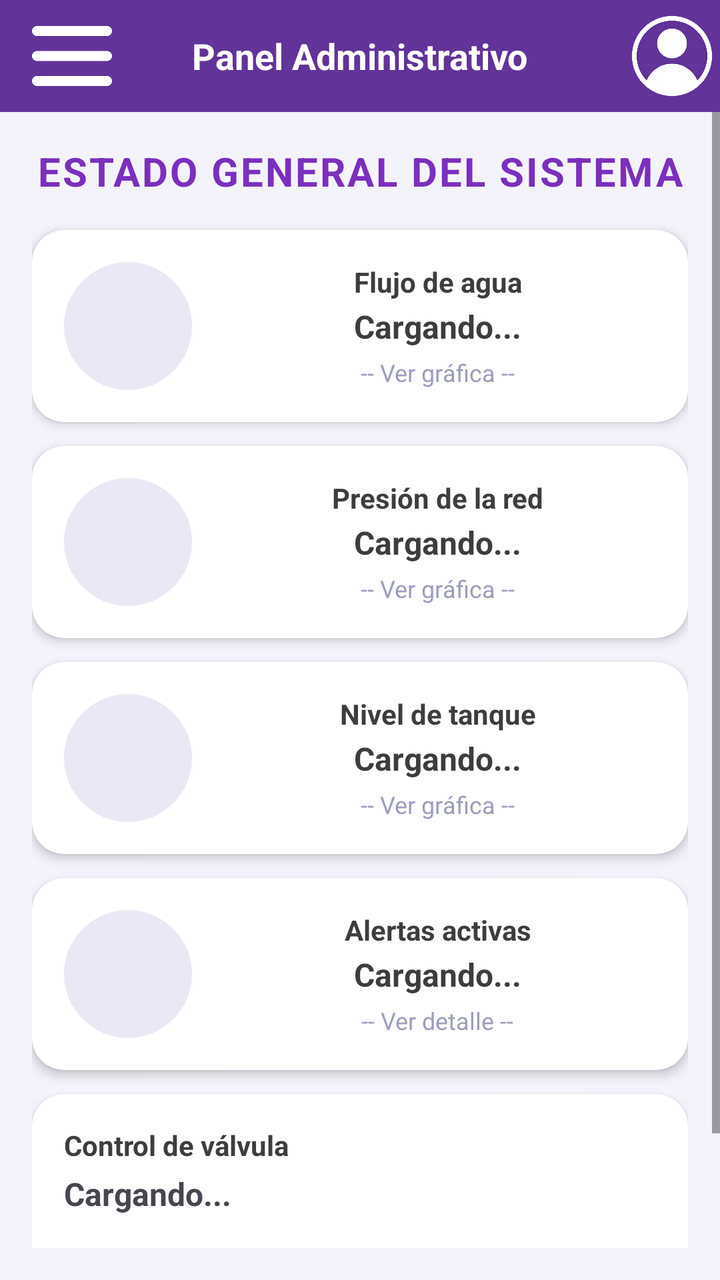
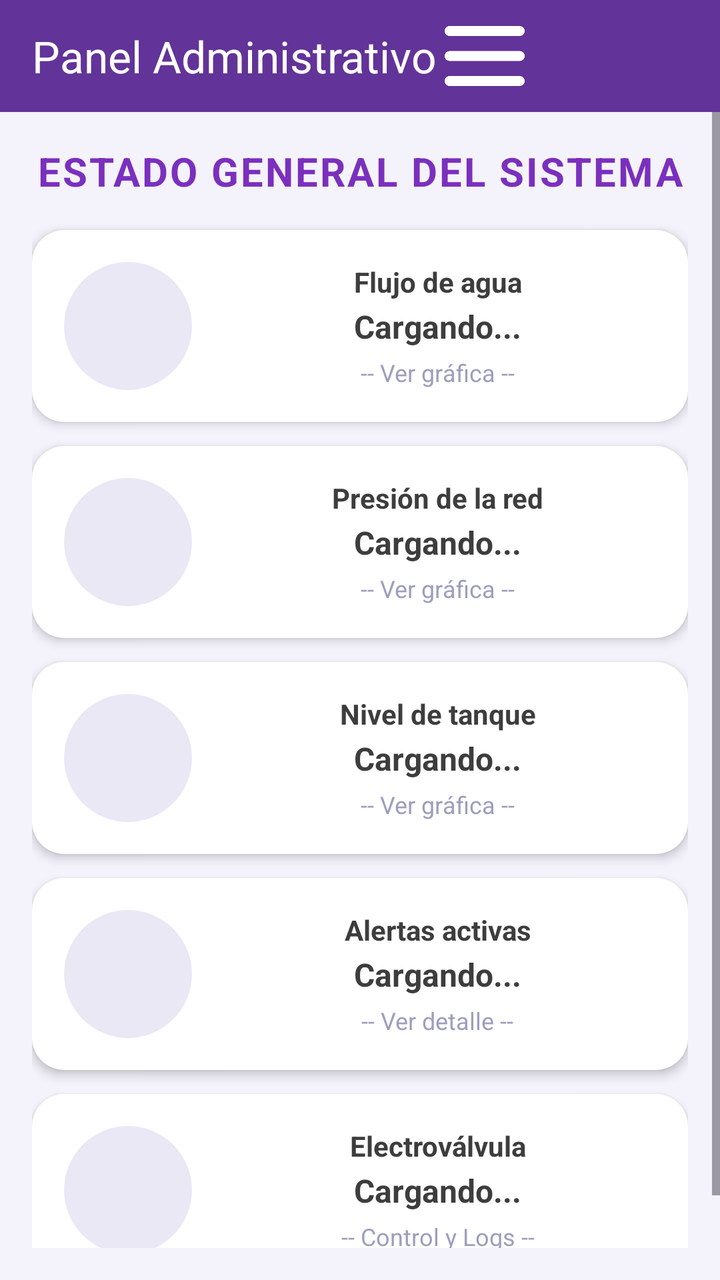

Screens rendered from an Android XML layout before and after an edit, with the pre-edit source and the edit as a unified diff.
<!-- AndroidManifest.xml: application theme Theme.SmartDrop -->
<!-- res/layout/activity_admin_dashboard.xml -->
<?xml version="1.0" encoding="utf-8"?>
<androidx.drawerlayout.widget.DrawerLayout
    xmlns:android="http://schemas.android.com/apk/res/android"
    xmlns:app="http://schemas.android.com/apk/res-auto"
    xmlns:tools="http://schemas.android.com/tools"
    android:id="@+id/drawerLayout"
    android:layout_width="match_parent"
    android:layout_height="match_parent"
    android:fitsSystemWindows="true"
    tools:context=".AdminDashboardActivity">

    <androidx.coordinatorlayout.widget.CoordinatorLayout
        android:layout_width="match_parent"
        android:layout_height="match_parent"
        android:fitsSystemWindows="true"
        android:background="#F4F3FB">

        <androidx.appcompat.widget.Toolbar
            android:id="@+id/toolbar"
            android:layout_width="match_parent"
            android:layout_height="56dp"
            android:background="@drawable/bg_toolbar"
            android:elevation="4dp">

            <ImageButton
                android:id="@+id/btnMenu"
                android:layout_width="40dp"
                android:layout_height="40dp"
                android:layout_gravity="start|center_vertical"
                android:layout_marginStart="4dp"
                android:background="?attr/selectableItemBackgroundBorderless"
                android:src="@drawable/menu"
                android:scaleType="centerInside"
                android:contentDescription="Abrir menú" />

            <TextView
                android:layout_width="wrap_content"
                android:layout_height="wrap_content"
                android:layout_gravity="center"
                android:text="Panel Administrativo"
                android:textColor="#FFFFFF"
                android:textSize="18sp"
                android:textStyle="bold" />

            <ImageButton
                android:id="@+id/btnPerfil"
                android:layout_width="40dp"
                android:layout_height="40dp"
                android:layout_gravity="end|center_vertical"
                android:layout_marginEnd="4dp"
                android:background="?attr/selectableItemBackgroundBorderless"
                android:src="@drawable/perfil"
                android:scaleType="centerInside" />

        </androidx.appcompat.widget.Toolbar>

        <ScrollView
            android:layout_width="match_parent"
            android:layout_height="match_parent"
            android:paddingTop="56dp"
            android:paddingBottom="16dp"
            android:fillViewport="true">

            <LinearLayout
                android:layout_width="match_parent"
                android:layout_height="wrap_content"
                android:orientation="vertical"
                android:padding="16dp">

                <TextView
                    android:layout_width="match_parent"
                    android:layout_height="wrap_content"
                    android:layout_marginBottom="16dp"
                    android:gravity="center"
                    android:text="ESTADO GENERAL DEL SISTEMA"
                    android:textColor="#7B2FBE"
                    android:textSize="20sp"
                    android:textStyle="bold"
                    android:letterSpacing="0.05" />

                
                <androidx.cardview.widget.CardView
                    android:id="@+id/cardAlertaGeneral"
                    android:layout_width="match_parent"
                    android:layout_height="wrap_content"
                    android:layout_marginBottom="16dp"
                    android:visibility="gone"
                    app:cardCornerRadius="14dp"
                    app:cardElevation="2dp"
                    app:cardBackgroundColor="#FDECEA">

                    <TextView
                        android:id="@+id/tvAlertaGeneral"
                        android:layout_width="match_parent"
                        android:layout_height="wrap_content"
                        android:padding="14dp"
                        android:text="⚠ 1 sensor con valores fuera de rango"
                        android:textColor="#C0392B"
                        android:textStyle="bold"
                        android:textSize="14sp" />

                </androidx.cardview.widget.CardView>

                
                <androidx.cardview.widget.CardView
                    android:id="@+id/cardFlujo"
                    android:layout_width="match_parent"
                    android:layout_height="wrap_content"
                    android:layout_marginBottom="12dp"
                    android:clickable="true"
                    android:focusable="true"
                    android:foreground="?attr/selectableItemBackground"
                    app:cardCornerRadius="16dp"
                    app:cardElevation="3dp"
                    app:cardBackgroundColor="#FFFFFF">

                    <LinearLayout
                        android:layout_width="match_parent"
                        android:layout_height="wrap_content"
                        android:orientation="horizontal"
                        android:gravity="center_vertical"
                        android:padding="16dp">

                        <View
                            android:id="@+id/espacioIconFlujo"
                            android:layout_width="64dp"
                            android:layout_height="64dp"
                            android:background="@drawable/iconos" />

                        <LinearLayout
                            android:layout_width="0dp"
                            android:layout_height="wrap_content"
                            android:layout_weight="1"
                            android:orientation="vertical"
                            android:gravity="center"
                            android:paddingStart="14dp">

                            <TextView
                                android:layout_width="wrap_content"
                                android:layout_height="wrap_content"
                                android:text="Flujo de agua"
                                android:textColor="#3D3D3D"
                                android:textSize="14sp"
                                android:textStyle="bold" />

                            <TextView
                                android:id="@+id/tvFlujoValor"
                                android:layout_width="wrap_content"
                                android:layout_height="wrap_content"
                                android:layout_marginTop="2dp"
                                android:text="Cargando..."
                                android:textColor="#3D3D3D"
                                android:textSize="16sp"
                                android:textStyle="bold" />

                            <TextView
                                android:layout_width="wrap_content"
                                android:layout_height="wrap_content"
                                android:layout_marginTop="4dp"
                                android:text="-- Ver gráfica --"
                                android:textColor="#9E9EBE"
                                android:textSize="12sp" />

                        </LinearLayout>
                    </LinearLayout>
                </androidx.cardview.widget.CardView>

                
                <androidx.cardview.widget.CardView
                    android:id="@+id/cardPresion"
                    android:layout_width="match_parent"
                    android:layout_height="wrap_content"
                    android:layout_marginBottom="12dp"
                    android:clickable="true"
                    android:focusable="true"
                    android:foreground="?attr/selectableItemBackground"
                    app:cardCornerRadius="16dp"
                    app:cardElevation="3dp"
                    app:cardBackgroundColor="#FFFFFF">

                    <LinearLayout
                        android:layout_width="match_parent"
                        android:layout_height="wrap_content"
                        android:orientation="horizontal"
                        android:gravity="center_vertical"
                        android:padding="16dp">

                        <View
                            android:id="@+id/espacioIconPresionAdmin"
                            android:layout_width="64dp"
                            android:layout_height="64dp"
                            android:background="@drawable/iconos" />

                        <LinearLayout
                            android:layout_width="0dp"
                            android:layout_height="wrap_content"
                            android:layout_weight="1"
                            android:orientation="vertical"
                            android:gravity="center"
                            android:paddingStart="14dp">

                            <TextView
                                android:layout_width="wrap_content"
                                android:layout_height="wrap_content"
                                android:text="Presión de la red"
                                android:textColor="#3D3D3D"
                                android:textSize="14sp"
                                android:textStyle="bold" />

                            <TextView
                                android:id="@+id/tvPresionValorAdmin"
                                android:layout_width="wrap_content"
                                android:layout_height="wrap_content"
                                android:layout_marginTop="2dp"
                                android:text="Cargando..."
                                android:textColor="#3D3D3D"
                                android:textSize="16sp"
                                android:textStyle="bold" />

                            <TextView
                                android:layout_width="wrap_content"
                                android:layout_height="wrap_content"
                                android:layout_marginTop="4dp"
                                android:text="-- Ver gráfica --"
                                android:textColor="#9E9EBE"
                                android:textSize="12sp" />

                        </LinearLayout>
                    </LinearLayout>
                </androidx.cardview.widget.CardView>

                
                <androidx.cardview.widget.CardView
                    android:id="@+id/cardNivelAdmin"
                    android:layout_width="match_parent"
                    android:layout_height="wrap_content"
                    android:layout_marginBottom="12dp"
                    android:clickable="true"
                    android:focusable="true"
                    android:foreground="?attr/selectableItemBackground"
                    app:cardCornerRadius="16dp"
                    app:cardElevation="3dp"
                    app:cardBackgroundColor="#FFFFFF">

                    <LinearLayout
                        android:layout_width="match_parent"
                        android:layout_height="wrap_content"
                        android:orientation="horizontal"
                        android:gravity="center_vertical"
                        android:padding="16dp">

                        <View
                            android:id="@+id/espacioIconNivelAdmin"
                            android:layout_width="64dp"
                            android:layout_height="64dp"
                            android:background="@drawable/iconos" />

                        <LinearLayout
                            android:layout_width="0dp"
                            android:layout_height="wrap_content"
                            android:layout_weight="1"
                            android:orientation="vertical"
                            android:gravity="center"
                            android:paddingStart="14dp">

                            <TextView
                                android:layout_width="wrap_content"
                                android:layout_height="wrap_content"
                                android:text="Nivel de tanque"
                                android:textColor="#3D3D3D"
                                android:textSize="14sp"
                                android:textStyle="bold" />

                            <TextView
                                android:id="@+id/tvNivelValorAdmin"
                                android:layout_width="wrap_content"
                                android:layout_height="wrap_content"
                                android:layout_marginTop="2dp"
                                android:text="Cargando..."
                                android:textColor="#3D3D3D"
                                android:textSize="16sp"
                                android:textStyle="bold" />

                            <TextView
                                android:layout_width="wrap_content"
                                android:layout_height="wrap_content"
                                android:layout_marginTop="4dp"
                                android:text="-- Ver gráfica --"
                                android:textColor="#9E9EBE"
                                android:textSize="12sp" />

                        </LinearLayout>
                    </LinearLayout>
                </androidx.cardview.widget.CardView>



                
                <androidx.cardview.widget.CardView
                    android:id="@+id/cardAlertasActivas"
                    android:layout_width="match_parent"
                    android:layout_height="wrap_content"
                    android:layout_marginBottom="12dp"
                    android:clickable="true"
                    android:focusable="true"
                    android:foreground="?attr/selectableItemBackground"
                    app:cardCornerRadius="16dp"
                    app:cardElevation="3dp"
                    app:cardBackgroundColor="#FFFFFF">

                    <LinearLayout
                        android:layout_width="match_parent"
                        android:layout_height="wrap_content"
                        android:orientation="horizontal"
                        android:gravity="center_vertical"
                        android:padding="16dp">

                        <View
                            android:id="@+id/espacioIconAlertas"
                            android:layout_width="64dp"
                            android:layout_height="64dp"
                            android:background="@drawable/iconos" />

                        <LinearLayout
                            android:layout_width="0dp"
                            android:layout_height="wrap_content"
                            android:layout_weight="1"
                            android:orientation="vertical"
                            android:gravity="center"
                            android:paddingStart="14dp">

                            <TextView
                                android:layout_width="wrap_content"
                                android:layout_height="wrap_content"
                                android:text="Alertas activas"
                                android:textColor="#3D3D3D"
                                android:textSize="14sp"
                                android:textStyle="bold" />

                            <TextView
                                android:id="@+id/tvAlertasCount"
                                android:layout_width="wrap_content"
                                android:layout_height="wrap_content"
                                android:layout_marginTop="2dp"
                                android:text="Cargando..."
                                android:textColor="#3D3D3D"
                                android:textSize="16sp"
                                android:textStyle="bold" />

                            <TextView
                                android:layout_width="wrap_content"
                                android:layout_height="wrap_content"
                                android:layout_marginTop="4dp"
                                android:text="-- Ver detalle --"
                                android:textColor="#9E9EBE"
                                android:textSize="12sp" />

                        </LinearLayout>
                    </LinearLayout>
                </androidx.cardview.widget.CardView>

                <androidx.cardview.widget.CardView
                    android:id="@+id/cardValvula"
                    android:layout_width="match_parent"
                    android:layout_height="wrap_content"
                    android:layout_marginBottom="12dp"
                    app:cardCornerRadius="16dp"
                    app:cardElevation="3dp"
                    app:cardBackgroundColor="#FFFFFF">

                    <LinearLayout
                        android:layout_width="match_parent"
                        android:layout_height="wrap_content"
                        android:orientation="vertical"
                        android:padding="16dp">

                        <TextView
                            android:layout_width="wrap_content"
                            android:layout_height="wrap_content"
                            android:text="Control de válvula"
                            android:textColor="#3D3D3D"
                            android:textSize="14sp"
                            android:textStyle="bold" />

                        <TextView
                            android:id="@+id/tvValvulaEstadoAdmin"
                            android:layout_width="wrap_content"
                            android:layout_height="wrap_content"
                            android:layout_marginTop="4dp"
                            android:layout_marginBottom="12dp"
                            android:text="Cargando..."
                            android:textSize="16sp"
                            android:textStyle="bold" />

                        <LinearLayout
                            android:layout_width="match_parent"
                            android:layout_height="wrap_content"
                            android:orientation="horizontal">

                            <Button
                                android:id="@+id/btnAbrirValvula"
                                android:layout_width="0dp"
                                android:layout_height="wrap_content"
                                android:layout_weight="1"
                                android:layout_marginEnd="8dp"
                                android:text="ABRIR"
                                android:backgroundTint="#27AE60" />

                            <Button
                                android:id="@+id/btnCerrarValvula"
                                android:layout_width="0dp"
                                android:layout_height="wrap_content"
                                android:layout_weight="1"
                                android:layout_marginStart="8dp"
                                android:text="CERRAR"
                                android:backgroundTint="#E74C3C" />

                        </LinearLayout>
                    </LinearLayout>
                </androidx.cardview.widget.CardView>

            </LinearLayout>
        </ScrollView>

    </androidx.coordinatorlayout.widget.CoordinatorLayout>

    <com.google.android.material.navigation.NavigationView
        android:id="@+id/navigationViewAdmin"
        android:layout_width="272dp"
        android:layout_height="match_parent"
        android:layout_gravity="start"
        android:background="#BEA9DF"
        app:headerLayout="@layout/nav_header"
        app:menu="@menu/menu_admin_nav"
        app:itemTextColor="#FFFFFF"
        app:itemIconTint="#FFFFFF"
        app:itemRippleColor="#33FFFFFF"
        app:itemBackground="@android:color/transparent" />

</androidx.drawerlayout.widget.DrawerLayout>
<!-- res/layout/nav_header.xml (included above) -->
<?xml version="1.0" encoding="utf-8"?>
<LinearLayout
    xmlns:android="http://schemas.android.com/apk/res/android"
    xmlns:app="http://schemas.android.com/apk/res-auto"
    android:layout_width="match_parent"
    android:layout_height="160dp"
    android:background="#BEA9DF"
    android:gravity="center"
    android:orientation="vertical"
    android:paddingTop="24dp"
    android:paddingBottom="16dp">


    <ImageView
        android:id="@+id/ivPerfilDrawer"
        android:layout_width="72dp"
        android:layout_height="72dp"
        android:background="@drawable/perfil"
        android:scaleType="centerInside"
        android:padding="12dp"
        android:contentDescription="Foto de perfil"
        app:tint="#FFFFFF" />


    <TextView
        android:id="@+id/tvUsuarioDrawer"
        android:layout_width="wrap_content"
        android:layout_height="wrap_content"
        android:layout_marginTop="10dp"
        android:text="Usuario"
        android:textColor="#FFFFFF"
        android:textSize="16sp"
        android:textStyle="bold" />

</LinearLayout>
<!-- resources referenced by this layout -->
<resources>
  <!-- drawable bg_toolbar (drawable) -->
  <?xml version="1.0" encoding="utf-8"?>
  <shape xmlns:android="http://schemas.android.com/apk/res/android"
      android:shape="rectangle">
      <solid android:color="#623398" />
  </shape>
  <!-- drawable iconos (drawable) -->
  <?xml version="1.0" encoding="utf-8"?>
  <shape xmlns:android="http://schemas.android.com/apk/res/android"
      android:shape="oval">
      <solid android:color="#EAE8F5" />
  </shape>
  <!-- drawable menu: png bitmap (drawable, 4742 bytes) -->
  <!-- drawable perfil: png bitmap (drawable, 20705 bytes) -->
  <style name="Theme.SmartDrop" parent="Theme.Material3.DayNight.NoActionBar">
          <item name="colorPrimary">#4FACFE</item>
          <item name="colorPrimaryVariant">#2A5298</item>
          <item name="colorOnPrimary">#FFFFFF</item>
      </style>
</resources>

<!-- the commit's change to res/layout/activity_admin_dashboard.xml (unified diff, before → after) -->
@@ -20,7 +20,9 @@
             android:layout_width="match_parent"
             android:layout_height="56dp"
             android:background="@drawable/bg_toolbar"
-            android:elevation="4dp">
+            android:elevation="4dp"
+            app:title="Panel Administrativo"
+            app:titleTextColor="#FFFFFF">
 
             <ImageButton
                 android:id="@+id/btnMenu"
@@ -33,25 +35,6 @@
                 android:scaleType="centerInside"
                 android:contentDescription="Abrir menú" />
 
-            <TextView
-                android:layout_width="wrap_content"
-                android:layout_height="wrap_content"
-                android:layout_gravity="center"
-                android:text="Panel Administrativo"
-                android:textColor="#FFFFFF"
-                android:textSize="18sp"
-                android:textStyle="bold" />
-
-            <ImageButton
-                android:id="@+id/btnPerfil"
-                android:layout_width="40dp"
-                android:layout_height="40dp"
-                android:layout_gravity="end|center_vertical"
-                android:layout_marginEnd="4dp"
-                android:background="?attr/selectableItemBackgroundBorderless"
-                android:src="@drawable/perfil"
-                android:scaleType="centerInside" />
-
         </androidx.appcompat.widget.Toolbar>
 
         <ScrollView
@@ -131,8 +114,8 @@
                             android:layout_width="0dp"
                             android:layout_height="wrap_content"
                             android:layout_weight="1"
+                            android:gravity="center"
                             android:orientation="vertical"
-                            android:gravity="center"
                             android:paddingStart="14dp">
 
                             <TextView
@@ -311,12 +294,76 @@
                     <LinearLayout
                         android:layout_width="match_parent"
                         android:layout_height="wrap_content"
+                        android:gravity="center_vertical"
+                        android:orientation="horizontal"
+                        android:padding="16dp">
+
+                        <View
+                            android:id="@+id/espacioIconAlertas"
+                            android:layout_width="64dp"
+                            android:layout_height="64dp"
+                            android:background="@drawable/iconos" />
+
+                        <LinearLayout
+                            android:layout_width="0dp"
+                            android:layout_height="wrap_content"
+                            android:layout_weight="1"
+                            android:gravity="center"
+                            android:orientation="vertical"
+                            android:paddingStart="14dp">
+
+                            <TextView
+                                android:layout_width="wrap_content"
+                                android:layout_height="wrap_content"
+                                android:text="Alertas activas"
+                                android:textColor="#3D3D3D"
+                                android:textSize="14sp"
+                                android:textStyle="bold" />
+
+                            <TextView
+                                android:id="@+id/tvAlertasCount"
+                                android:layout_width="wrap_content"
+                                android:layout_height="wrap_content"
+                                android:layout_marginTop="2dp"
+                                android:text="Cargando..."
+                                android:textColor="#3D3D3D"
+                                android:textSize="16sp"
+                                android:textStyle="bold" />
+
+                            <TextView
+                                android:layout_width="wrap_content"
+                                android:layout_height="wrap_content"
+                                android:layout_marginTop="4dp"
+                                android:text="-- Ver detalle --"
+                                android:textColor="#9E9EBE"
+                                android:textSize="12sp" />
+
+                        </LinearLayout>
+                    </LinearLayout>
+                </androidx.cardview.widget.CardView>
+
+                
+                <androidx.cardview.widget.CardView
+                    android:id="@+id/cardValvula"
+                    android:layout_width="match_parent"
+                    android:layout_height="wrap_content"
+                    android:layout_marginBottom="12dp"
+                    android:clickable="true"
+                    android:focusable="true"
+                    android:foreground="?attr/selectableItemBackground"
+                    app:cardCornerRadius="16dp"
+                    app:cardElevation="3dp"
+                    app:cardBackgroundColor="#FFFFFF">
+
+                    <LinearLayout
+                        android:layout_width="match_parent"
+                        android:layout_height="wrap_content"
                         android:orientation="horizontal"
                         android:gravity="center_vertical"
                         android:padding="16dp">
 
                         <View
-                            android:id="@+id/espacioIconAlertas"
+                            android:id="@+id/espacioIconValvula"
                             android:layout_width="64dp"
                             android:layout_height="64dp"
                             android:background="@drawable/iconos" />
@@ -332,13 +379,13 @@
                             <TextView
                                 android:layout_width="wrap_content"
                                 android:layout_height="wrap_content"
-                                android:text="Alertas activas"
+                                android:text="Electroválvula"
                                 android:textColor="#3D3D3D"
                                 android:textSize="14sp"
                                 android:textStyle="bold" />
 
                             <TextView
-                                android:id="@+id/tvAlertasCount"
+                                android:id="@+id/tvValvulaEstadoAdmin"
                                 android:layout_width="wrap_content"
                                 android:layout_height="wrap_content"
                                 android:layout_marginTop="2dp"
@@ -351,69 +398,9 @@
                                 android:layout_width="wrap_content"
                                 android:layout_height="wrap_content"
                                 android:layout_marginTop="4dp"
-                                android:text="-- Ver detalle --"
+                                android:text="-- Control y Logs --"
                                 android:textColor="#9E9EBE"
                                 android:textSize="12sp" />
-
-                        </LinearLayout>
-                    </LinearLayout>
-                </androidx.cardview.widget.CardView>
-
-                <androidx.cardview.widget.CardView
-                    android:id="@+id/cardValvula"
-                    android:layout_width="match_parent"
-                    android:layout_height="wrap_content"
-                    android:layout_marginBottom="12dp"
-                    app:cardCornerRadius="16dp"
-                    app:cardElevation="3dp"
-                    app:cardBackgroundColor="#FFFFFF">
-
-                    <LinearLayout
-                        android:layout_width="match_parent"
-                        android:layout_height="wrap_content"
-                        android:orientation="vertical"
-                        android:padding="16dp">
-
-                        <TextView
-                            android:layout_width="wrap_content"
-                            android:layout_height="wrap_content"
-                            android:text="Control de válvula"
-                            android:textColor="#3D3D3D"
-                            android:textSize="14sp"
-                            android:textStyle="bold" />
-
-                        <TextView
-                            android:id="@+id/tvValvulaEstadoAdmin"
-                            android:layout_width="wrap_content"
-                            android:layout_height="wrap_content"
-                            android:layout_marginTop="4dp"
-                            android:layout_marginBottom="12dp"
-                            android:text="Cargando..."
-                            android:textSize="16sp"
-                            android:textStyle="bold" />
-
-                        <LinearLayout
-                            android:layout_width="match_parent"
-                            android:layout_height="wrap_content"
-                            android:orientation="horizontal">
-
-                            <Button
-                                android:id="@+id/btnAbrirValvula"
-                                android:layout_width="0dp"
-                                android:layout_height="wrap_content"
-                                android:layout_weight="1"
-                                android:layout_marginEnd="8dp"
-                                android:text="ABRIR"
-                                android:backgroundTint="#27AE60" />
-
-                            <Button
-                                android:id="@+id/btnCerrarValvula"
-                                android:layout_width="0dp"
-                                android:layout_height="wrap_content"
-                                android:layout_weight="1"
-                                android:layout_marginStart="8dp"
-                                android:text="CERRAR"
-                                android:backgroundTint="#E74C3C" />
 
                         </LinearLayout>
                     </LinearLayout>
